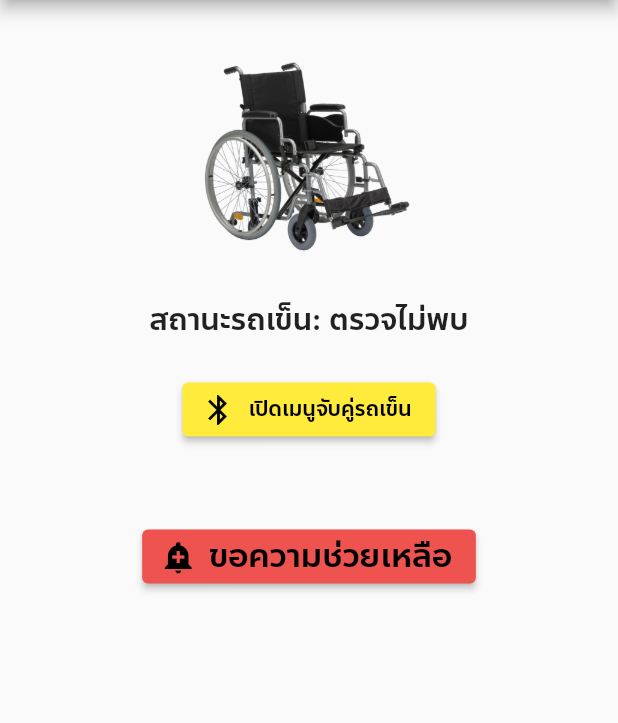
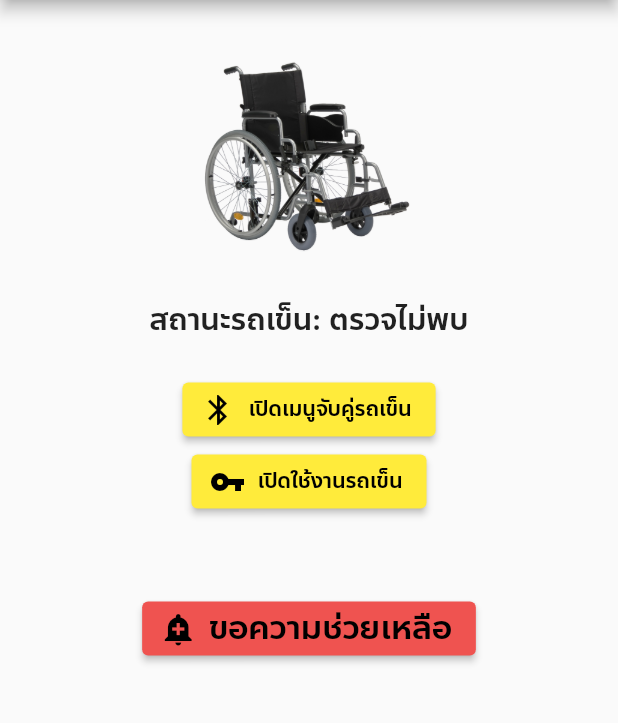
Before and after one commit to Leomotors/NSM2021-SmartWheelChair-MobileApp, a Flutter app: the screen it shows after launch, on a phone screen of 412 x 824 dp, the part 84-807 px from its top. Run offline on Flutter 3.47's test engine with Material 2 defaults, Android fonts, the phone set to English and light mode, and no system bars; our stand-ins replace flutter_bluetooth_serial, package_info.

Commit message:
it did work

```diff
--- a/lib/main.dart
+++ b/lib/main.dart
@@ -11,7 +11,7 @@ void main() {
   WidgetsFlutterBinding.ensureInitialized();
   SystemChrome.setPreferredOrientations([DeviceOrientation.portraitUp])
       .then((_) {
-    runApp(new MyApp());
+    runApp(MyApp());
   });
 }
 
@@ -20,12 +20,12 @@ class MyApp extends StatelessWidget {
   Widget build(BuildContext context) {
     return MultiProvider(
       providers: [
-        Provider<DeviceProvider>(
+        ChangeNotifierProvider(
           create: (BuildContext context) {
             return DeviceProvider();
           },
         ),
-        Provider<BTProvider>(
+        ChangeNotifierProvider(
           create: (BuildContext context) {
             return BTProvider();
           },
--- a/lib/screens/WheelChairCtrl.dart
+++ b/lib/screens/WheelChairCtrl.dart
@@ -64,7 +64,7 @@ class _WheelChairCtrlPageBodyState extends State<WheelChairCtrlPageBody> {
                 ? connectButton(context, data)
                 : Container(),
             // * Turn on Device Button
-            _isConnected ? turnOnButton() : Container(),
+            true ? turnOnButton() : Container(),
             // * Turn off Device Button
             _isConnected ? turnOffButton() : Container(),
             SizedBox(height: 50),
@@ -118,7 +118,7 @@ class _WheelChairCtrlPageBodyState extends State<WheelChairCtrlPageBody> {
     return ElevatedButton.icon(
       onPressed: () {
         Provider.of<BTProvider>(context, listen: false)
-            .sendMessage("Hello Test");
+            .sendMessage("Hello World");
       },
       icon: Icon(Icons.vpn_key),
       label: Text("เปิดใช้งานรถเข็น"),
--- a/pubspec.yaml
+++ b/pubspec.yaml
@@ -15,7 +15,7 @@ publish_to: 'none' # Remove this line if you wish to publish to pub.dev
 # In iOS, build-name is used as CFBundleShortVersionString while build-number used as CFBundleVersion.
 # Read more about iOS versioning at
 # https://developer.apple.com/library/archive/documentation/General/Reference/InfoPlistKeyReference/Articles/CoreFoundationKeys.html
-version: 1.0.50
+version: 1.0.55
 
 environment:
   sdk: ">=2.12.0 <3.0.0"
```
Also changed, not shown: lib/providers/BTProvider.dart (+22 -4 lines), lib/providers/DeviceProvider.dart (+3 -4 lines).
